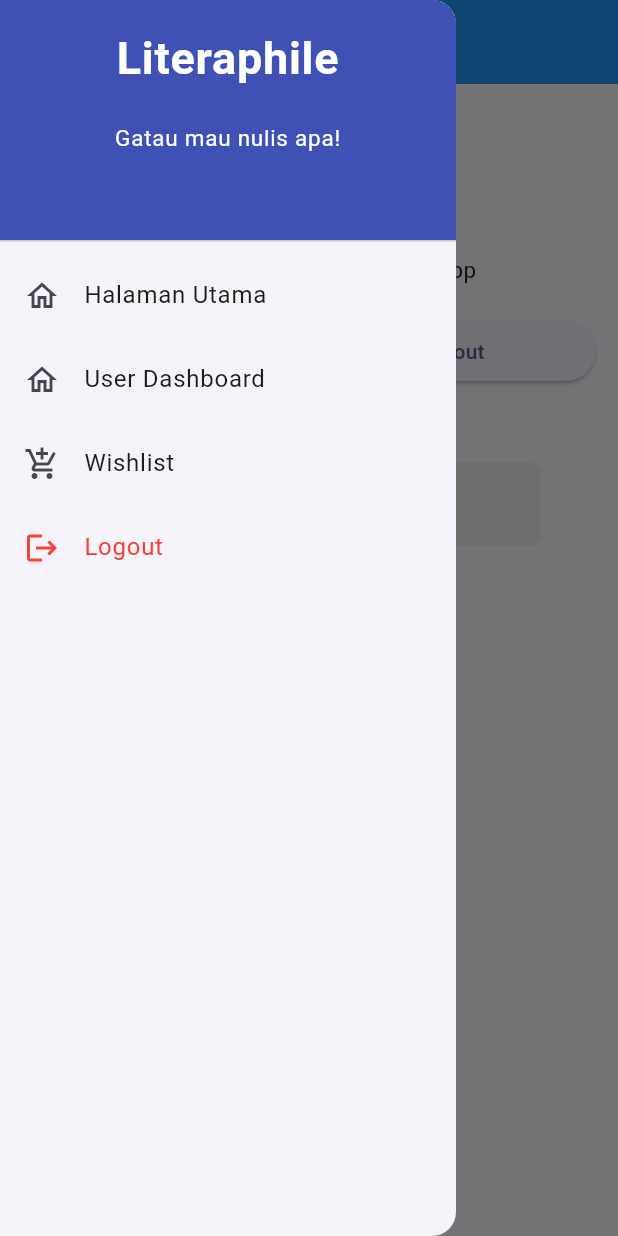
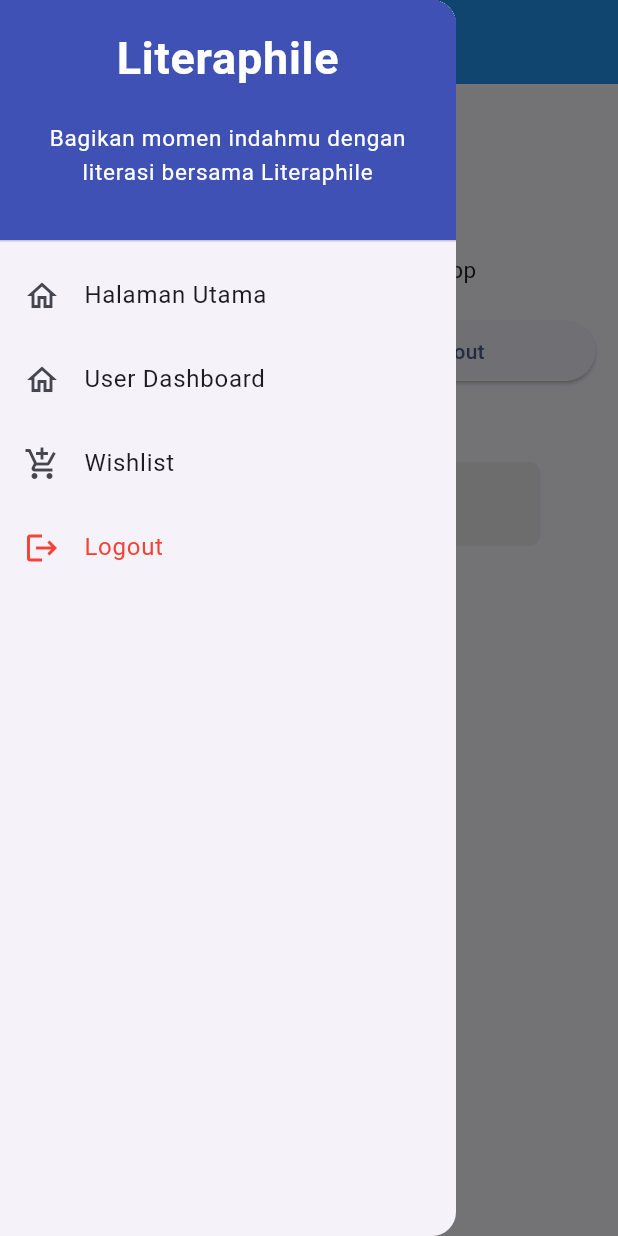
Before and after one commit to PBP-F07/finals-project, a Flutter app: the LandingPage screen opened directly, with the side drawer open, on a phone screen of 412 x 824 dp. Run offline on Flutter 3.47's test engine with Material 3 defaults, Android fonts, the phone set to English and light mode, and no system bars; missing offline and left inert: pbp_django_auth; network calls fail.

Commit message:
memperbaiki copywriting -- selesai

```diff
--- a/lib/screens/wishlist_page/addWishlist.dart
+++ b/lib/screens/wishlist_page/addWishlist.dart
@@ -64,7 +64,6 @@
     }
   }
   list_img = list_imgTemp;
-  print(list_product);
   return list_product;
 }
 
--- a/lib/widgets/left_drawer.dart
+++ b/lib/widgets/left_drawer.dart
@@ -32,7 +32,7 @@
                 ),
                 Padding(padding: EdgeInsets.all(10)),
                 Text(
-                  "Gatau mau nulis apa!",
+                  "Bagikan momen indahmu dengan literasi bersama Literaphile",
                   textAlign: TextAlign.center,
                   style: TextStyle(
                     fontSize: 15,
```
